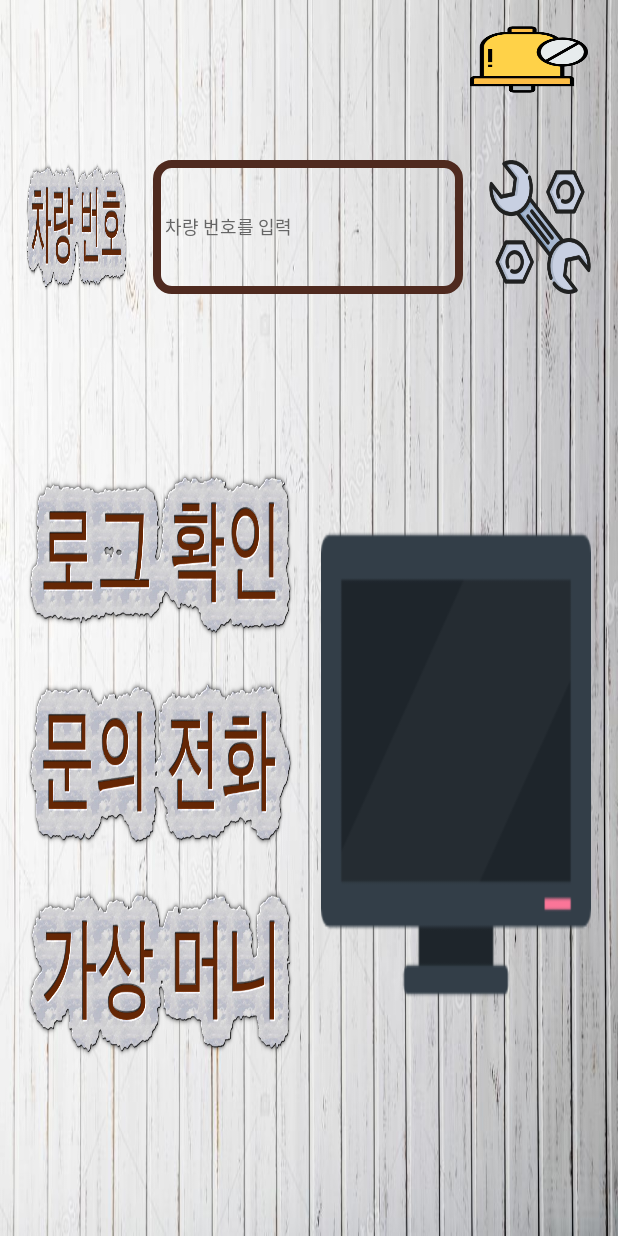
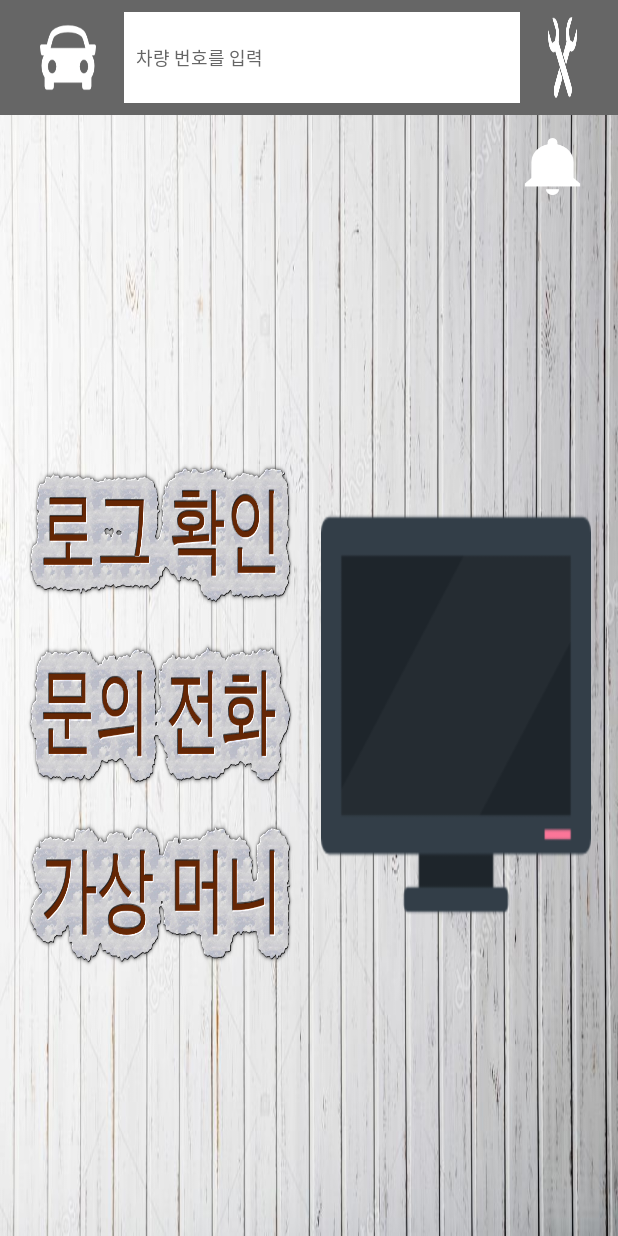
Before and after one commit to lky575/gitlky575, an Android app: the Config screen opened directly, with no data from a screen before it, on a phone screen of 412 x 824 dp. Run offline under Robolectric (Android 15) with nearby library versions, the phone set to English and light mode, and no system bars.

Commit message:
Layout_modified

```diff
--- a/app/src/main/java/com/example/lky575/parkingmanager/Config.java
+++ b/app/src/main/java/com/example/lky575/parkingmanager/Config.java
@@ -14,6 +14,7 @@ import android.view.LayoutInflater;
 import android.view.View;
 import android.widget.EditText;
 import android.widget.ImageView;
+import android.widget.LinearLayout;
 import android.widget.TextView;
 import android.widget.Toast;
 
@@ -40,13 +41,17 @@ public class Config extends AppCompatActivity {
         alarmOn = (ImageView) findViewById(R.id.alarmOn);
         alarmOff = (ImageView) findViewById(R.id.alarmOff);
 
+        LinearLayout searchLayout = (LinearLayout) findViewById(R.id.searchLayout);
+        LinearLayout.MarginLayoutParams searchLayoutParams = (LinearLayout.MarginLayoutParams) searchLayout.getLayoutParams();
         DisplayMetrics metrics = getResources().getDisplayMetrics();
         int widthPixels = metrics.widthPixels;
+        int margin = widthPixels / 50;
         textSize = widthPixels / 50;
         numberText.setTextSize(textSize);
         numberText.setPadding(textSize ,0, 0, 0);
         setNumberText.setTextSize(textSize);
         setNumberText.setPadding(0, 0, 0, textSize * 4);
+        searchLayoutParams.setMargins(margin, margin, margin, margin);
 
         if(pref.getBoolean("service_on", false)){
             alarmOn.setVisibility(View.VISIBLE);
--- a/app/src/main/java/com/example/lky575/parkingmanager/MyCarPosition.java
+++ b/app/src/main/java/com/example/lky575/parkingmanager/MyCarPosition.java
@@ -5,7 +5,6 @@ import android.content.SharedPreferences;
 import android.os.Bundle;
 import android.support.v7.app.AppCompatActivity;
 import android.util.DisplayMetrics;
-import android.util.Log;
 import android.view.View;
 import android.view.ViewGroup;
 import android.webkit.WebView;
@@ -61,10 +60,12 @@ public class MyCarPosition extends AppCompatActivity {
     public void setLayoutAttrs(){
         EditText Edt_carNumber = (EditText) findViewById(R.id.Edt_carNumber);
         LinearLayout viewLayout = (LinearLayout) findViewById(R.id.viewLayout);
+        LinearLayout searchLayout = (LinearLayout) findViewById(R.id.searchLayout);
         ImageView defaultView = (ImageView) findViewById(R.id.defaultView);
         WebView positionView = (WebView) findViewById(R.id.positionView);
 
         LinearLayout.LayoutParams viewLayoutParams = (LinearLayout.LayoutParams) viewLayout.getLayoutParams();
+        LinearLayout.LayoutParams searchLayoutParams = (LinearLayout.LayoutParams) searchLayout.getLayoutParams();
         ViewGroup.MarginLayoutParams defaultViewParams = (ViewGroup.MarginLayoutParams) defaultView.getLayoutParams();
         ViewGroup.MarginLayoutParams positionViewParams = (ViewGroup.MarginLayoutParams) positionView.getLayoutParams();
 
@@ -72,10 +73,10 @@ public class MyCarPosition extends AppCompatActivity {
         int widthPixels = metrics.widthPixels;
         int margin = widthPixels / 50;
 
-        Log.d("conn", "widthPixels : " + widthPixels);
         Edt_carNumber.setTextSize(widthPixels / 50);
         Edt_carNumber.setPadding(margin, 0, 0, 0);
         viewLayoutParams.setMargins(margin, margin, margin, margin);
+        searchLayoutParams.setMargins(margin, margin, margin, margin);
         defaultViewParams.setMargins(margin * 5, margin * 10, margin * 5, margin * 10);
         positionViewParams.setMargins(margin, margin, margin, margin);
     }
--- a/app/src/main/res/layout/activity_config.xml
+++ b/app/src/main/res/layout/activity_config.xml
@@ -7,6 +7,68 @@
     android:layout_width="match_parent"
     android:layout_height="match_parent"
     tools:context="com.example.lky575.parkingmanager.Config">
+
+    <LinearLayout
+        android:layout_weight="1"
+        android:orientation="vertical"
+        android:layout_width="match_parent"
+        android:layout_height="0dp"
+        android:background="#666666">
+
+        <LinearLayout
+            android:id="@+id/searchLayout"
+            android:layout_width="match_parent"
+            android:layout_height="match_parent"
+            android:orientation="horizontal"
+            android:layout_margin="10dp">
+
+            <View
+                android:layout_width="0dp"
+                android:layout_height="match_parent"
+                android:layout_weight="0.5" />
+
+            <ImageView
+                android:layout_width="0dp"
+                android:layout_height="match_parent"
+                android:layout_weight="1"
+                android:background="@drawable/car" />
+
+            <View
+                android:layout_width="0dp"
+                android:layout_height="match_parent"
+                android:layout_weight="0.5" />
+
+            <EditText
+                android:id="@+id/numberText"
+                android:layout_width="0dp"
+                android:layout_height="match_parent"
+                android:layout_weight="7"
+                android:background="#ffffff"
+                android:ems="8"
+                android:hint="차량 번호를 입력"
+                android:textColor="#000000"
+                android:textColorHint="#666666" />
+
+            <View
+                android:layout_width="0dp"
+                android:layout_height="match_parent"
+                android:layout_weight="0.5" />
+
+            <ImageView
+                android:layout_width="0dp"
+                android:layout_height="match_parent"
+                android:layout_weight="0.5"
+                android:background="@drawable/fix"
+                android:onClick="onSettingButtonClicked" />
+
+            <View
+                android:layout_width="0dp"
+                android:layout_height="match_parent"
+                android:layout_weight="0.5" />
+
+        </LinearLayout>
+
+    </LinearLayout>
 
     <View
         android:layout_width="match_parent"
@@ -27,7 +89,7 @@
         <FrameLayout
             android:layout_width="0dp"
             android:layout_height="match_parent"
-            android:layout_weight="2">
+            android:layout_weight="1">
 
             <ImageView
                 android:id="@+id/alarmOn"
@@ -53,63 +115,9 @@
     </LinearLayout>
 
     <View
-        android:layout_weight="0.5"
+        android:layout_weight="1"
         android:layout_width="match_parent"
         android:layout_height="0dp" />
-
-
-    <LinearLayout
-        android:layout_width="match_parent"
-        android:layout_height="0dp"
-        android:layout_weight="1"
-        android:orientation="horizontal">
-
-        <View
-            android:layout_width="0dp"
-            android:layout_height="match_parent"
-            android:layout_weight="0.5" />
-
-        <ImageView
-            android:layout_width="0dp"
-            android:layout_height="match_parent"
-            android:layout_weight="2"
-            android:background="@drawable/carnumber" />
-
-        <View
-            android:layout_width="0dp"
-            android:layout_height="match_parent"
-            android:layout_weight="0.5" />
-
-        <EditText
-            android:id="@+id/numberText"
-            android:layout_width="0dp"
-            android:layout_height="match_parent"
-            android:layout_weight="6"
-            android:background="@drawable/emptystroke"
-            android:ems="8"
-            android:hint="차량 번호를 입력"
-            android:paddingRight="10dip"
-            android:textColor="#000000"
-            android:textColorHint="#666666" />
-
-        <View
-            android:layout_width="0dp"
-            android:layout_height="match_parent"
-            android:layout_weight="0.5" />
-
-        <ImageView
-            android:layout_width="0dp"
-            android:layout_height="match_parent"
-            android:layout_weight="2"
-            android:background="@drawable/fixbutton"
-            android:onClick="onSettingButtonClicked" />
-
-        <View
-            android:layout_width="0dp"
-            android:layout_height="match_parent"
-            android:layout_weight="0.5" />
-
-    </LinearLayout>
 
     <LinearLayout
         android:orientation="horizontal"
@@ -207,7 +215,6 @@
                 android:layout_width="match_parent"
                 android:layout_height="0dp" />
 
-
         </LinearLayout>
 
         <View
@@ -217,4 +224,9 @@
 
     </LinearLayout>
 
+    <View
+        android:layout_weight="1"
+        android:layout_width="match_parent"
+        android:layout_height="0dp" />
+
 </LinearLayout>
```
Also changed, not shown: app/src/main/res/layout/activity_my_car_position.xml (+16 -11 lines), app/src/main/res/drawable/alarmoff.png, app/src/main/res/drawable/alarmon.png, app/src/main/res/drawable/car.png (added), app/src/main/res/drawable/fix.png (added), app/src/main/res/drawable/search.png (added).
